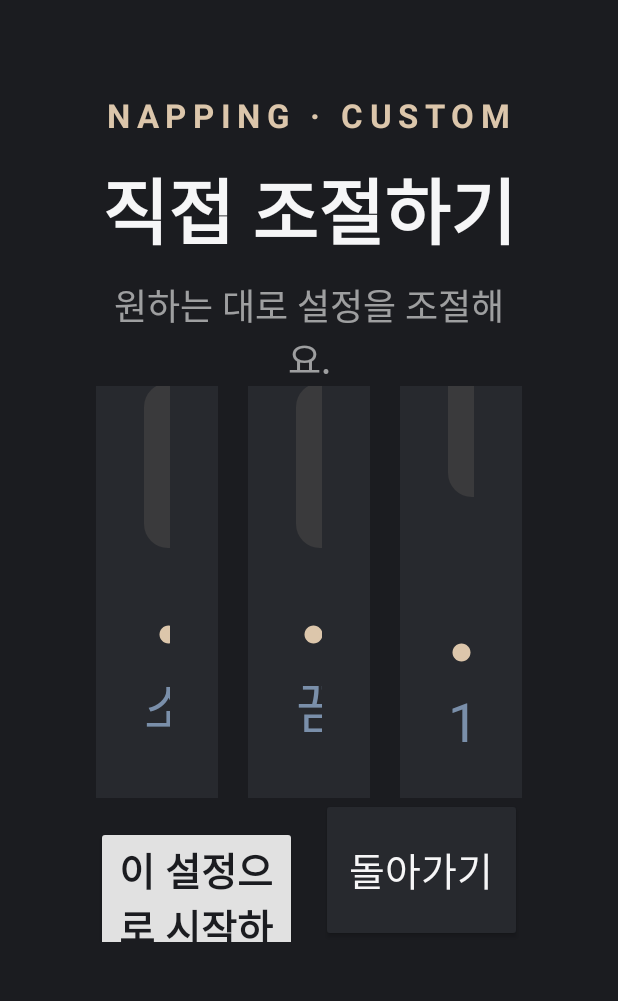
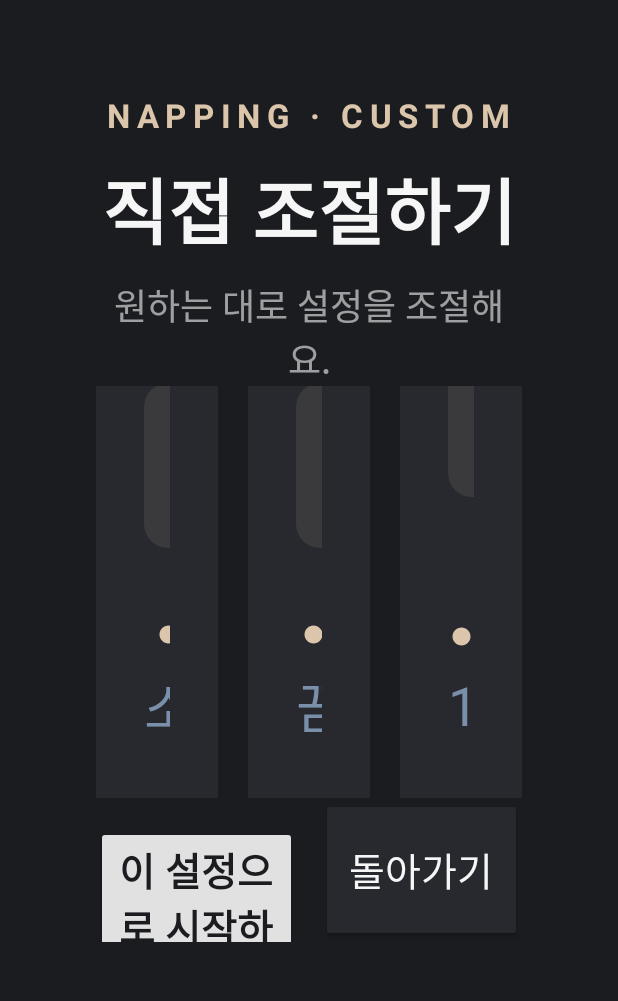
Before and after one commit to yoojinsong-cs/pleos-connect-app, an Android app: the NappingCustomActivity screen opened directly, with no data from a screen before it, on a phone screen of 412 x 824 dp, the part 198-1199 px from its top. Run offline under Robolectric (Android 15) with nearby library versions, the phone set to English and light mode, and no system bars.

Commit message:
ui 수정

```diff
--- a/automotive/src/main/res/layout/activity_napping_custom.xml
+++ b/automotive/src/main/res/layout/activity_napping_custom.xml
@@ -146,7 +146,7 @@
                         android:layout_height="wrap_content"
                         android:text="소등"
                         android:textColor="#DCC6AB"
-                        android:textSize="48sp"
+                        android:textSize="40sp"
                         android:fontFamily="sans-serif"/>
                 </LinearLayout>
 
@@ -227,7 +227,7 @@
                         android:layout_height="wrap_content"
                         android:text="낮음"
                         android:textColor="#DCC6AB"
-                        android:textSize="48sp"
+                        android:textSize="40sp"
                         android:fontFamily="sans-serif"/>
                 </LinearLayout>
 
@@ -306,7 +306,7 @@
                         android:layout_height="wrap_content"
                         android:text="130°"
                         android:textColor="#DCC6AB"
-                        android:textSize="48sp"
+                        android:textSize="40sp"
                         android:fontFamily="sans-serif"/>
                 </LinearLayout>
 
```
